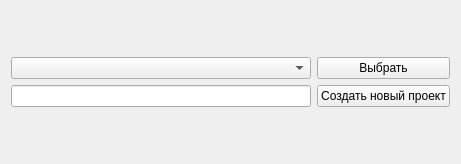
The window that gui_for_create_secad/gui/projectmanager.ui (baseoleph/secad) describes before a commit, drawn with Qt 5.
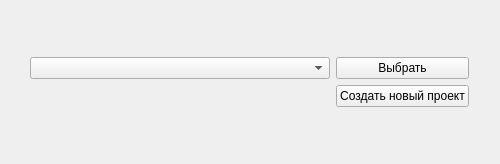
The same window after the commit.

Patch:
```diff
--- a/gui_for_create_secad/gui/projectmanager.ui
+++ b/gui_for_create_secad/gui/projectmanager.ui
@@ -6,7 +6,7 @@
    <rect>
     <x>0</x>
     <y>0</y>
-    <width>461</width>
+    <width>500</width>
     <height>164</height>
    </rect>
   </property>
@@ -77,16 +77,6 @@
      </property>
     </widget>
    </item>
-   <item row="2" column="1">
-    <widget class="QLineEdit" name="lineEdit">
-     <property name="minimumSize">
-      <size>
-       <width>300</width>
-       <height>0</height>
-      </size>
-     </property>
-    </widget>
-   </item>
    <item row="0" column="2">
     <spacer name="verticalSpacer_2">
      <property name="orientation">
```
Left out of the diff: 4 changed lines with no effect on the pictures.
